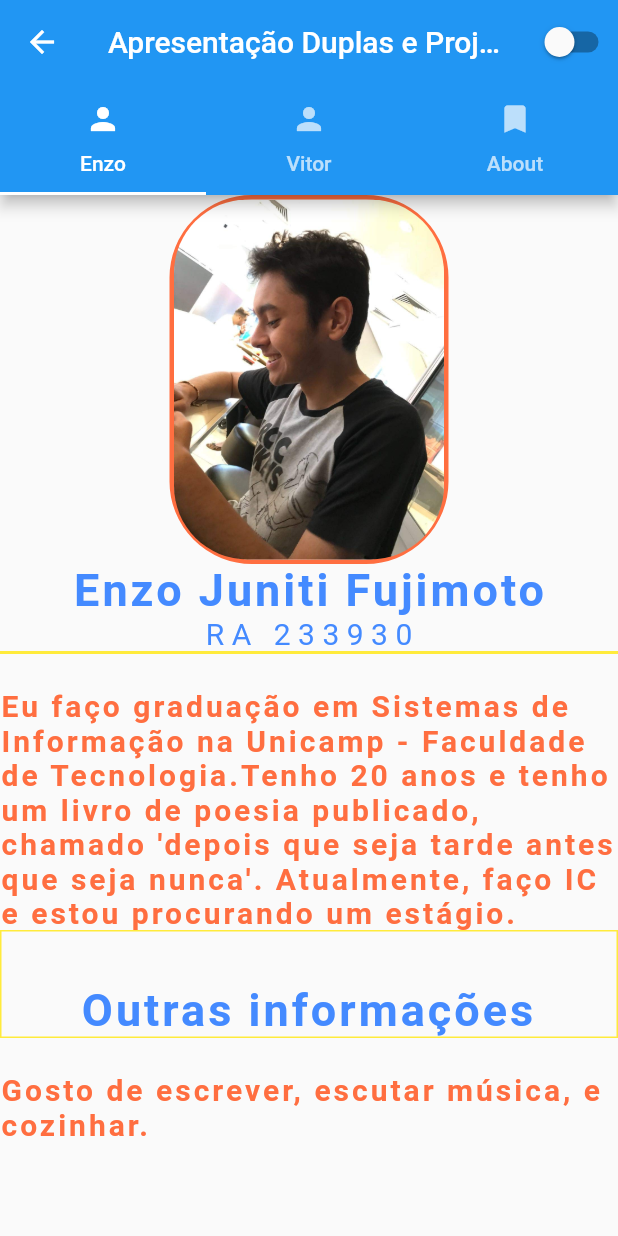
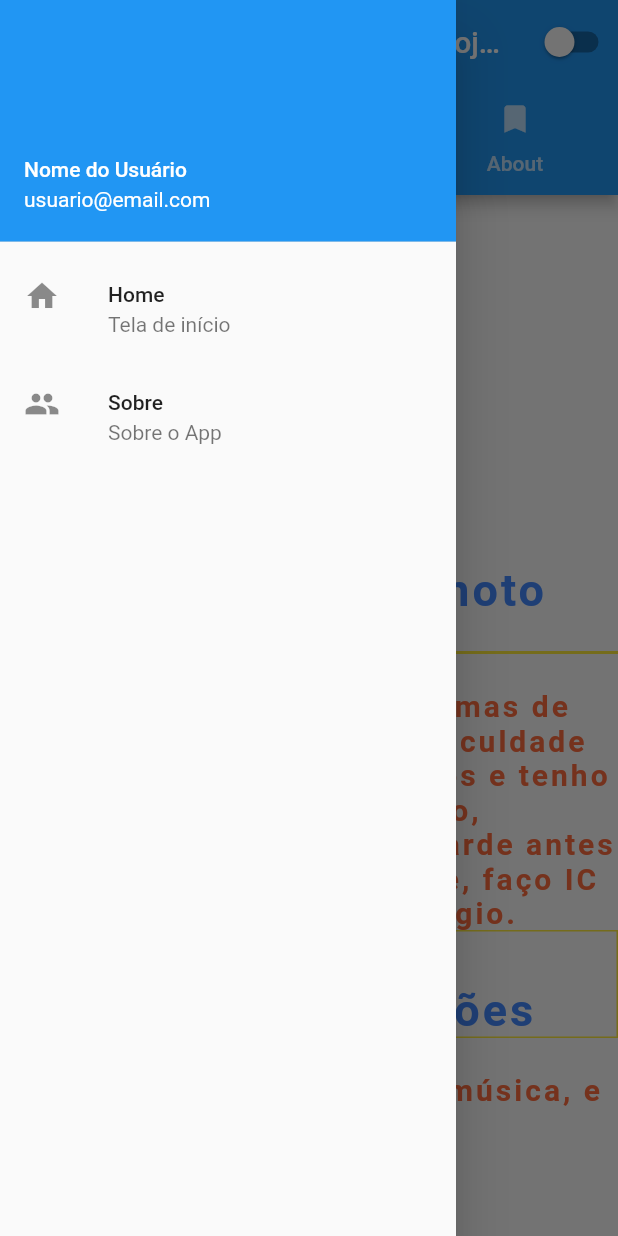
Before and after one commit to vitorKogawa/SI700, a Flutter app: the Navigation screen opened by its route, with the side drawer open (before the commit the screen has no drawer), on a phone screen of 412 x 824 dp. Run offline on Flutter 3.47's test engine with Material 2 defaults, Android fonts, the phone set to English and light mode, and no system bars.

Commit message:
implementando drawer

```diff
--- /dev/null
+++ b/entrega03/exercicio03/lib/customWidgets/CustomDrawer.dart
@@ -0,0 +1,31 @@
+import 'package:flutter/cupertino.dart';
+import 'package:flutter/material.dart';
+
+class CustomDrawer extends StatelessWidget {
+  @override
+  Widget build(BuildContext context) {
+    return Drawer(
+      child: Column(
+        children: [
+          UserAccountsDrawerHeader(
+              accountName: Text('Nome do Usuário'),
+              accountEmail: Text('usuario@email.com')),
+          ListTile(
+            leading: Icon(Icons.home),
+            title: Text('Home'),
+            subtitle: Text('Tela de início'),
+            onTap: () => print(
+                'clicou na Home.'), //aqui da pra direcionar para outra rota.
+          ),
+          ListTile(
+            leading: Icon(Icons.people),
+            title: Text('Sobre'),
+            subtitle: Text('Sobre o App'),
+            onTap: () => print(
+                'clicou em Sobre o App.'), //aqui da pra direcionar para outra rota.
+          )
+        ],
+      ),
+    );
+  }
+}
--- a/entrega03/exercicio03/lib/view/Navigation.dart
+++ b/entrega03/exercicio03/lib/view/Navigation.dart
@@ -2,6 +2,7 @@
 
 // realizar os imports das outras pastas e arquivos
 
+import 'package:exercicio03/customWidgets/CustomDrawer.dart';
 import 'package:exercicio03/view/login/LoginPage.dart';
 import 'package:flutter/material.dart';
 import 'package:exercicio03/view/tela1/tela_01.dart';
@@ -16,6 +17,7 @@ class Navigation extends StatelessWidget {
       length: 3, // dividir a navegação em 3 partes
       initialIndex: 0,
       child: Scaffold(
+        drawer: CustomDrawer(),
         appBar: AppBar(
           actions: [CustomSwitch()],
           title: Text("Apresentação Duplas e Projeto"),
@@ -39,11 +41,7 @@ class Navigation extends StatelessWidget {
           ),
         ),
         body: TabBarView(
-          children: [
-            FirstView(),
-            SecondView(),
-            ThirdView()
-          ],
+          children: [FirstView(), SecondView(), ThirdView()],
         ),
       ),
     );
```
Also changed, not shown: entrega03/exercicio03/lib/view/login/LoginPage.dart (+10 -3 lines).
